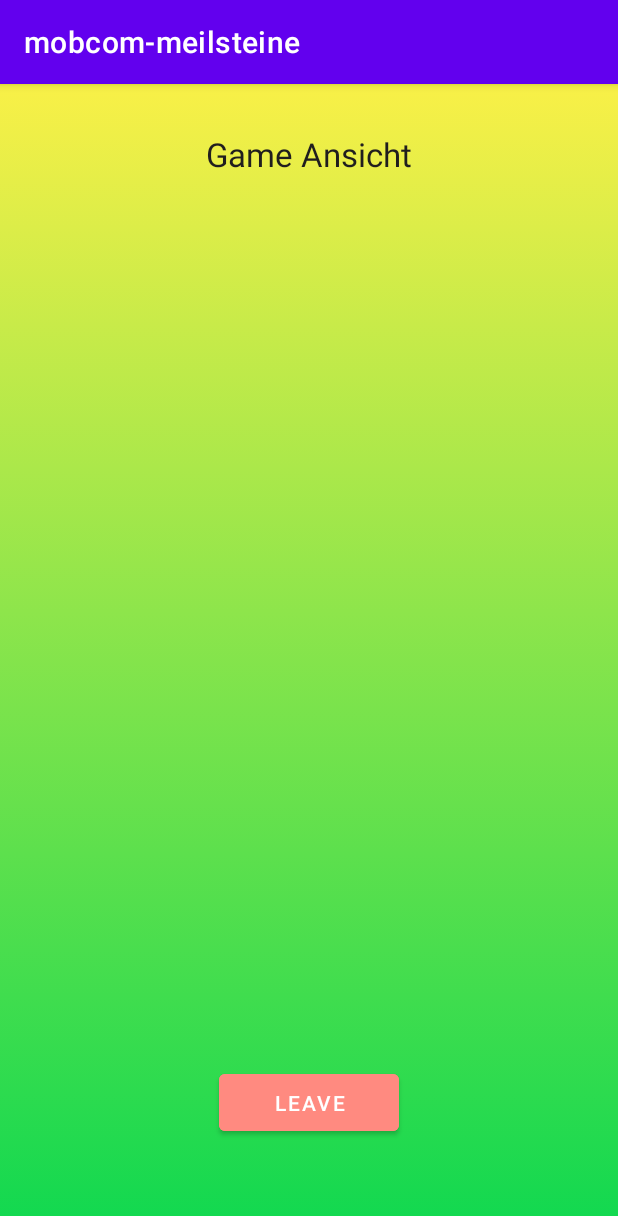
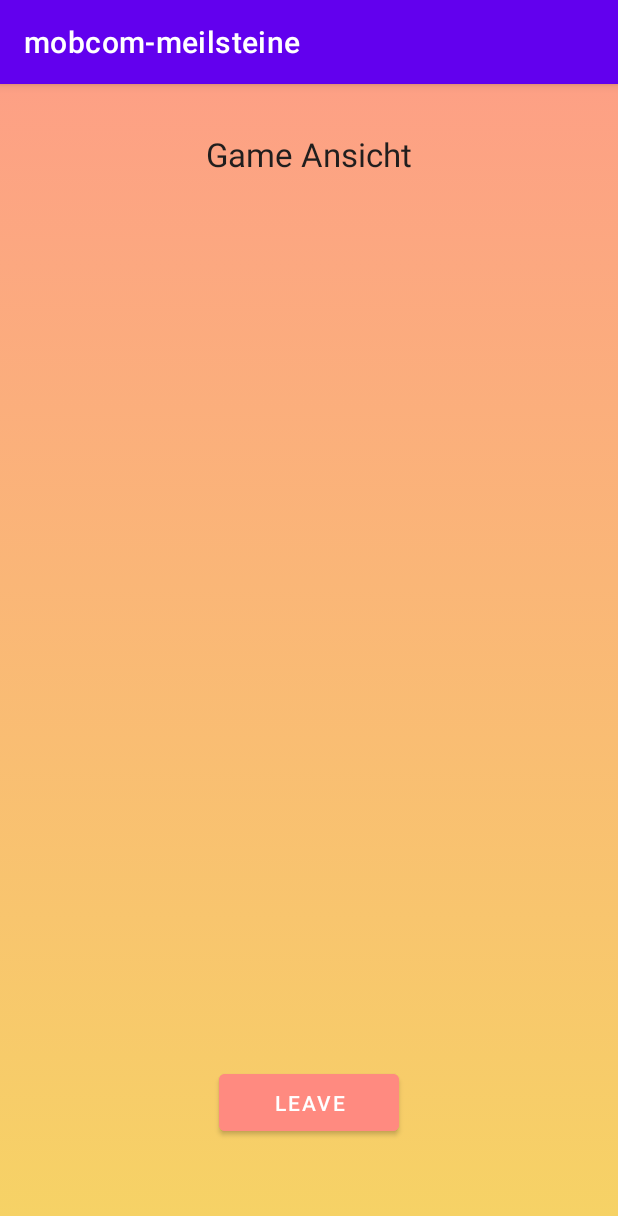
Before and after one commit to nahlaerrakik/2022-ss-mobcomp-zouhair-ijaad, an Android app: the GameFragment screen opened through its navigation route, on a phone screen of 412 x 824 dp. Shown: the top 1216 px of the screen. Run offline under Robolectric (Android 15) with nearby library versions, the light colour scheme and no system bars.

Commit message:
Meilstein 1 gradiet background change

```diff
--- a/Projekt/app/src/main/res/drawable/gardient_background_2.xml
+++ b/Projekt/app/src/main/res/drawable/gardient_background_2.xml
@@ -4,8 +4,8 @@
         <shape>
             <gradient
                 android:angle="90"
-                android:startColor="#0fd850"
-                android:endColor="#f9f047"
+                android:startColor="#f6d365"
+                android:endColor="#fda085"
                 android:type="linear"/>
         </shape>
     </item>
```
